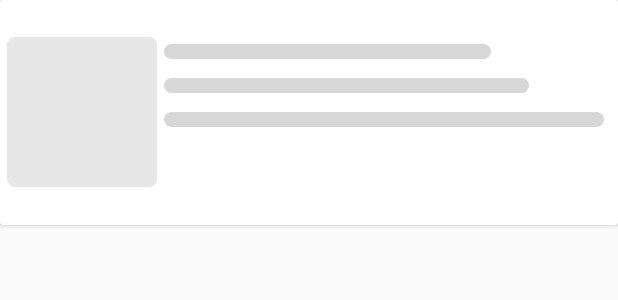
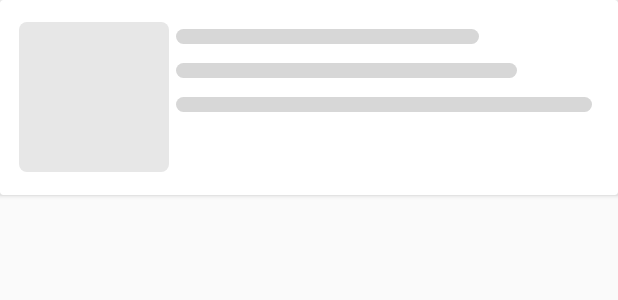
Before and after one commit to agraharihim/Realm-RxJava-Caching-YoutubeApi, an Android app: the layout item_loading.xml on its own in the app's theme, with its tools: preview values and no code run, on a phone screen of 412 x 824 dp. Shown: the top 300 px of the screen. Run offline under Robolectric (Android 15) with nearby library versions, the phone set to English and light mode, and no system bars.

Commit message:
Comments Added

```diff
--- a/app/src/main/java/com/upworktest/restcachetest/BaseActivity.kt
+++ b/app/src/main/java/com/upworktest/restcachetest/BaseActivity.kt
@@ -21,12 +21,6 @@ abstract class BaseActivity : AppCompatActivity() {
     }
 
 
-//    override fun onDestroy() {
-//        BindingUtils.getBinder()?.bind(binding, null)
-//        binding?.executePendingBindings()
-//        super.onDestroy()
-//    }
-
     @NonNull
     protected abstract fun createViewModel(): ViewModel
 
--- a/app/src/main/java/com/upworktest/restcachetest/model/CacheService.java
+++ b/app/src/main/java/com/upworktest/restcachetest/model/CacheService.java
@@ -5,7 +5,7 @@ import java.util.List;
 import io.reactivex.Observable;
 
 /**
- * Created by agrahari on 15/09/17.
+ * declares methods which interact with cache
  */
 
 public interface CacheService {
--- a/app/src/main/java/com/upworktest/restcachetest/model/CachedVideoData.java
+++ b/app/src/main/java/com/upworktest/restcachetest/model/CachedVideoData.java
@@ -1,9 +1,10 @@
-/* Cached Individual Video Data Object */
-
 package com.upworktest.restcachetest.model;
 
 import io.realm.RealmObject;
 
+/**
+ * Cached Individual Video Data
+ */
 
 public class CachedVideoData extends RealmObject {
 
--- a/app/src/main/java/com/upworktest/restcachetest/model/CachedVideoListData.java
+++ b/app/src/main/java/com/upworktest/restcachetest/model/CachedVideoListData.java
@@ -1,10 +1,12 @@
-/* Cached Data List Wrapper */
 package com.upworktest.restcachetest.model;
 
 import io.realm.RealmList;
 import io.realm.RealmObject;
 import io.realm.annotations.PrimaryKey;
 
+/**
+ * Cached Data List Wrapper
+ */
 
 public class CachedVideoListData extends RealmObject {
 
--- a/app/src/main/java/com/upworktest/restcachetest/model/YtData.kt
+++ b/app/src/main/java/com/upworktest/restcachetest/model/YtData.kt
@@ -1,5 +1,8 @@
 package com.upworktest.restcachetest.model
 
+/**
+ * Contains data class which is used to display results. both YtRespModel and CachedVideoListdata are mapped to this data class
+ */
 object YtData {
     data class VideoListData(var cached: Boolean, var data: List<VideoData>?)
     data class VideoData(var videoId: String?, var image: String?, var title: String, var publishedDate: String, var description: String?, var channelTitle: String?)
--- a/app/src/main/java/com/upworktest/restcachetest/model/YtRespModel.kt
+++ b/app/src/main/java/com/upworktest/restcachetest/model/YtRespModel.kt
@@ -1,5 +1,7 @@
 package com.upworktest.restcachetest.model
-
+/**
+ * Contains data class for youtube responses
+ */
 object YtRespModel {
 
     data class SearchResp(var kind: String?, var etag: String?, var nextPageToken: String?, var prevPageToken: String?
--- a/app/src/main/java/com/upworktest/restcachetest/utils/FieldUtils.java
+++ b/app/src/main/java/com/upworktest/restcachetest/utils/FieldUtils.java
@@ -9,7 +9,9 @@ import io.reactivex.ObservableEmitter;
 import io.reactivex.ObservableOnSubscribe;
 import io.reactivex.functions.Cancellable;
 
-
+/**
+ * Cached Individual Video Data
+ */
 public class FieldUtils {
     @NonNull
     public static <T> Observable<T> toObservable(@NonNull final ObservableField<T> field) {
--- a/app/src/main/res/layout/item_loading.xml
+++ b/app/src/main/res/layout/item_loading.xml
@@ -7,26 +7,20 @@
 
     <android.support.v7.widget.CardView
         android:layout_width="match_parent"
-        android:layout_height="150dp"
+        android:layout_height="130dp"
         android:padding="@dimen/margin_small">
-
-        <!--<com.facebook.shimmer.ShimmerFrameLayout-->
-        <!--android:id="@+id/shimmer_container"-->
-        <!--android:layout_width="match_parent"-->
-        <!--android:layout_height="match_parent">-->
 
         <LinearLayout
             android:layout_width="match_parent"
             android:layout_height="wrap_content"
             android:layout_gravity="center_vertical"
             android:orientation="horizontal"
-            android:padding="@dimen/margin_small">
+            android:padding="@dimen/margin_med">
 
             <TextView
                 android:layout_width="100dp"
                 android:layout_height="100dp"
-                android:background="@drawable/solid_shimmer_light_rounded_corner"
-                android:paddingLeft="@dimen/margin_small" />
+                android:background="@drawable/solid_shimmer_light_rounded_corner" />
 
             <LinearLayout
                 android:layout_width="match_parent"
@@ -56,6 +50,5 @@
 
             </LinearLayout>
         </LinearLayout>
-        <!--</com.facebook.shimmer.ShimmerFrameLayout>-->
     </android.support.v7.widget.CardView>
 </layout>
```
Also changed, not shown: app/src/main/java/com/upworktest/restcachetest/model/DataflowService.java (+5 -3 lines), app/src/main/java/com/upworktest/restcachetest/model/RealmCacheService.java (+6 -10 lines), app/src/main/java/com/upworktest/restcachetest/utils/BindingUtils.java (+0 -15 lines), app/src/main/java/com/upworktest/restcachetest/viewmodel/ViewModel.java (+0 -12 lines).
